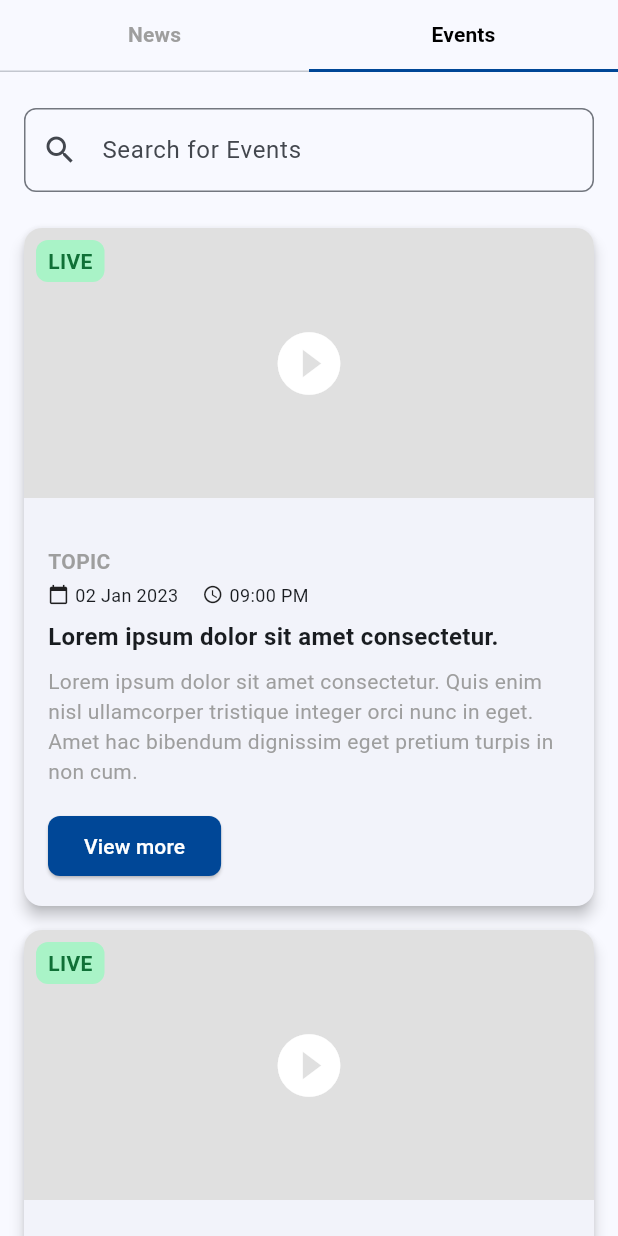
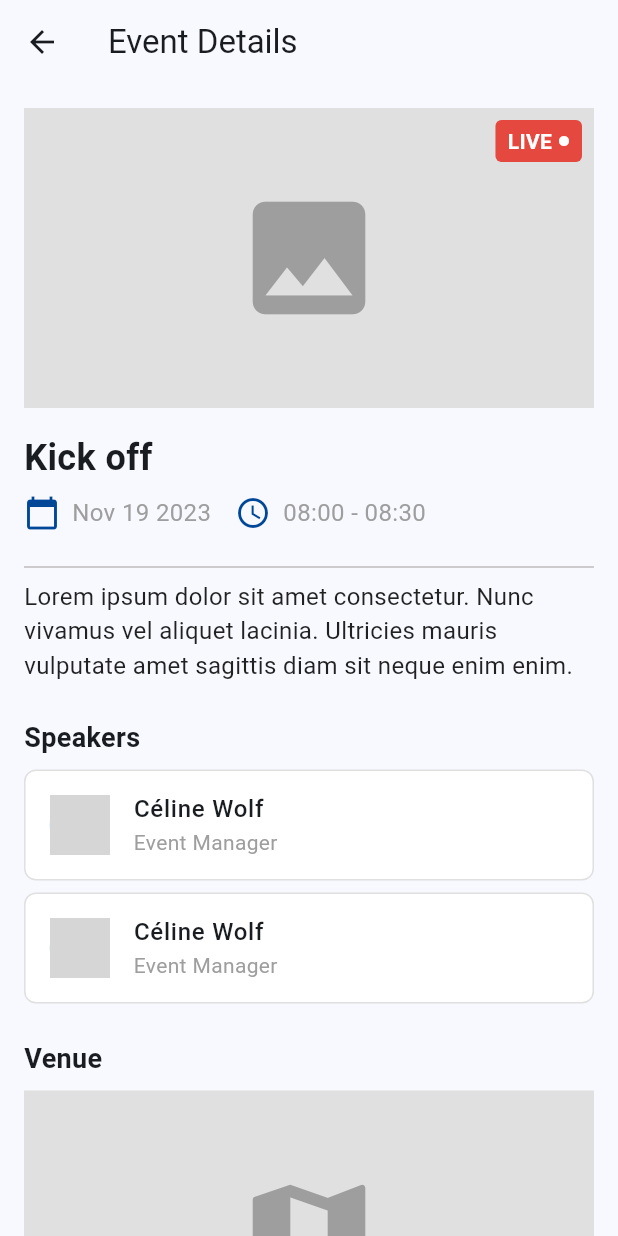
Before and after one commit to CntrlX/Kssia_flutter, a Flutter app: the Event_News_Page screen opened directly, tab 2 chosen, after a tap on "View more", on a phone screen of 412 x 824 dp. Run offline on Flutter 3.47's test engine with Material 3 defaults, Android fonts, the phone set to English and light mode, and no system bars; our stand-ins replace dotted_border, flutter_rating_bar, flutter_riverpod, flutter_svg, font_awesome_flutter, intl_phone_field and 2 more; missing offline and left inert: dart:ffi; network calls fail; project files that could hold a hidden picture were left out; grey boxes are pictures that could not be loaded.

Commit message:
event done

```diff
--- a/kssia/lib/src/interface/screens/event_news/event.dart
+++ b/kssia/lib/src/interface/screens/event_news/event.dart
@@ -1,4 +1,5 @@
 import 'package:flutter/material.dart';
+import 'package:kssia/src/interface/screens/event_news/viewmore_event.dart';  // Import the ViewMoreEventPage
 
 class Event_page extends StatelessWidget {
   @override
@@ -19,14 +20,14 @@ class Event_page extends StatelessWidget {
           ),
         ),
         SizedBox(height: 16),
-        _buildPost(withImage: true),
-        _buildPost(withImage: true),
-        _buildPost(withImage: true),
+        _buildPost(withImage: true, context: context),
+        _buildPost(withImage: true, context: context),
+        _buildPost(withImage: true, context: context),
       ],
     );
   }
 
-  Widget _buildPost({bool withImage = false}) {
+  Widget _buildPost({bool withImage = false, required BuildContext context}) {
     return Card(
       margin: const EdgeInsets.only(bottom: 16.0),
       shape: RoundedRectangleBorder(
@@ -82,6 +83,10 @@ class Event_page extends StatelessWidget {
             child: Column(
               crossAxisAlignment: CrossAxisAlignment.start,
               children: [
+                SizedBox(height: 4),
+                Row(
+                  mainAxisAlignment: MainAxisAlignment.spaceBetween,
+                  children: [
                     Text(
                       'TOPIC',
                       style: TextStyle(
@@ -89,21 +94,50 @@ class Event_page extends StatelessWidget {
                         fontWeight: FontWeight.bold,
                       ),
                     ),
-                SizedBox(height: 4),
                     Row(
                       children: [
-                    Icon(Icons.calendar_today, size: 14),
-                    SizedBox(width: 4),
-                    Text(
+                        Container(
+                          decoration: BoxDecoration(
+                            color: const Color(0xFFFF3F0A9), // Light red background color for date
+                            borderRadius: BorderRadius.circular(4),
+                          ),
+                          padding: const EdgeInsets.all(4),
+                          child: Row(
+                            children: [
+                              const Icon(Icons.calendar_today, size: 20, color: Color(0xFF700F0F)),
+                              const SizedBox(width: 5),
+                              const Text(
                                 '02 Jan 2023',
-                      style: TextStyle(fontSize: 12),
+                                style: TextStyle(
+                                  fontSize: 14,
+                                  color: Color(0xFF700F0F),
                                 ),
-                    SizedBox(width: 16),
-                    Icon(Icons.access_time, size: 14),
-                    SizedBox(width: 4),
-                    Text(
+                              ),
+                            ],
+                          ),
+                        ),
+                        const SizedBox(width: 10),
+                        Container(
+                          decoration: BoxDecoration(
+                            color: const Color(0xFFAED0E9), // Light blue background color for time
+                            borderRadius: BorderRadius.circular(4),
+                          ),
+                          padding: const EdgeInsets.all(4),
+                          child: Row(
+                            children: [
+                              const Icon(Icons.access_time, size: 20, color: Color(0xFF0E1877)),
+                              const SizedBox(width: 5),
+                              const Text(
                                 '09:00 PM',
-                      style: TextStyle(fontSize: 12),
+                                style: TextStyle(
+                                  fontSize: 14,
+                                  color: Color(0xFF0E1877),
+                                ),
+                              ),
+                            ],
+                          ),
+                        ),
+                      ],
                     ),
                   ],
                 ),
@@ -129,7 +163,10 @@ class Event_page extends StatelessWidget {
                   alignment: Alignment.centerLeft,
                   child: ElevatedButton(
                     onPressed: () {
-                      // Action for "View more"
+                      Navigator.push(
+                        context,
+                        MaterialPageRoute(builder: (context) => ViewMoreEventPage()),
+                      );
                     },
                     style: ElevatedButton.styleFrom(
                       backgroundColor: Color(0xFF004797), // Blue color
--- /dev/null
+++ b/kssia/lib/src/interface/screens/event_news/viewmore_event.dart
@@ -0,0 +1,212 @@
+import 'package:flutter/material.dart';
+
+class ViewMoreEventPage extends StatelessWidget {
+  @override
+  Widget build(BuildContext context) {
+    return Scaffold(
+      appBar: AppBar(
+        title: Text('Event Details'),
+        leading: IconButton(
+          icon: Icon(Icons.arrow_back),
+          onPressed: () {
+            Navigator.pop(context);
+          },
+        ),
+      ),
+      body: SingleChildScrollView(
+        padding: const EdgeInsets.all(16.0),
+        child: Column(
+          crossAxisAlignment: CrossAxisAlignment.start,
+          children: [
+            // Image Placeholder with LIVE text
+            Stack(
+              children: [
+                Container(
+                  height: 200,
+                  color: Colors.grey[300],
+                  child: Center(
+                    child: Icon(
+                      Icons.image,
+                      color: Colors.grey,
+                      size: 100,
+                    ),
+                  ),
+                ),
+                Positioned(
+                  top: 8,
+                  right: 8,
+                  child: Container(
+                    padding: EdgeInsets.symmetric(horizontal: 8, vertical: 4),
+                    decoration: BoxDecoration(
+                      color: Color(0xFFE4483E), // Red background color
+                      borderRadius: BorderRadius.circular(4),
+                    ),
+                    child: Row(
+                      children: [
+                        Text(
+                          'LIVE',
+                          style: TextStyle(
+                            color: Colors.white,
+                            fontWeight: FontWeight.bold,
+                          ),
+                        ),
+                        SizedBox(width: 4),
+                        Icon(
+                          Icons.circle,
+                          color: Colors.white,
+                          size: 8,
+                        ),
+                      ],
+                    ),
+                  ),
+                ),
+              ],
+            ),
+            SizedBox(height: 16),
+            // Event Title
+            Text(
+              'Kick off',
+              style: TextStyle(
+                fontSize: 24,
+                fontWeight: FontWeight.bold,
+              ),
+            ),
+            SizedBox(height: 8),
+            // Date and Time
+            Row(
+              children: [
+                Row(
+                  children: [
+                    Icon(Icons.calendar_today, color: Color(0xFF004797)),
+                    SizedBox(width: 8),
+                    Text(
+                      'Nov 19 2023',
+                      style: TextStyle(
+                        fontSize: 16,
+                        color: Colors.grey,
+                        fontWeight: FontWeight.w400,
+                      ),
+                    ),
+                  ],
+                ),
+                SizedBox(width: 16),
+                Row(
+                  children: [
+                    Icon(Icons.access_time, color: Color(0xFF004797)),
+                    SizedBox(width: 8),
+                    Text(
+                      '08:00 - 08:30',
+                      style: TextStyle(
+                        fontSize: 16,
+                        color: Colors.grey,
+                        fontWeight: FontWeight.w400,
+                      ),
+                    ),
+                  ],
+                ),
+              ],
+            ),
+            SizedBox(height: 16),
+            Divider(color: Color.fromARGB(255, 192, 188, 188)),  // Add this line to create a divider
+            // Event Description
+            Text(
+              'Lorem ipsum dolor sit amet consectetur. Nunc vivamus vel aliquet lacinia. '
+              'Ultricies mauris vulputate amet sagittis diam sit neque enim enim.',
+              style: TextStyle(fontSize: 16, color: Colors.black87),
+            ),
+            SizedBox(height: 24),
+            // Speakers Section
+            Text(
+              'Speakers',
+              style: TextStyle(
+                fontSize: 18,
+                fontWeight: FontWeight.bold,
+              ),
+            ),
+            SizedBox(height: 8),
+            _buildSpeakerCard('assets/images/speaker1.png', 'Céline Wolf', 'Event Manager'),
+            SizedBox(height: 8),
+            _buildSpeakerCard('assets/images/speaker2.png', 'Céline Wolf', 'Event Manager'),
+            SizedBox(height: 24),
+            // Venue Section
+            Text(
+              'Venue',
+              style: TextStyle(
+                fontSize: 18,
+                fontWeight: FontWeight.bold,
+              ),
+            ),
+            SizedBox(height: 8),
+            // Map Placeholder
+            Container(
+              height: 200,
+              color: Colors.grey[300],
+              child: Center(
+                child: Icon(
+                  Icons.map,
+                  color: Colors.grey,
+                  size: 100,
+                ),
+              ),
+            ),
+            SizedBox(height: 24),
+            // Register Button
+            Center(
+              child: ElevatedButton(
+                onPressed: () {
+                  // Action for "Register Event"
+                },
+                style: ElevatedButton.styleFrom(
+                  backgroundColor: Color(0xFF004797), // Blue color
+                  minimumSize: Size(double.infinity, 48), // Full-width button
+                  shape: RoundedRectangleBorder(
+                    borderRadius: BorderRadius.circular(5),
+                  ),
+                ),
+                child: Text(
+                  'REGISTER EVENT',
+                  style: TextStyle(
+                    color: Colors.white,
+                    fontSize: 16,
+                  ),
+                ),
+              ),
+            ),
+          ],
+        ),
+      ),
+    );
+  }
+
+  Widget _buildSpeakerCard(String imagePath, String name, String role) {
+    return Container(
+      decoration: BoxDecoration(
+        color: Colors.white,
+        borderRadius: BorderRadius.circular(8.0),
+        border: Border.all(
+          color: Colors.grey[300]!,
+          width: 1,
+        ),
+      ),
+      child: ListTile(
+        leading: CircleAvatar(
+          backgroundImage: AssetImage(imagePath),
+        ),
+        title: Text(
+          name,
+          style: TextStyle(
+            fontSize: 16,
+            fontWeight: FontWeight.w500,
+          ),
+        ),
+        subtitle: Text(
+          role,
+          style: TextStyle(
+            fontSize: 14,
+            color: Colors.grey,
+          ),
+        ),
+      ),
+    );
+  }
+}
```
Lines whose indentation alone changed are shown as unchanged.
